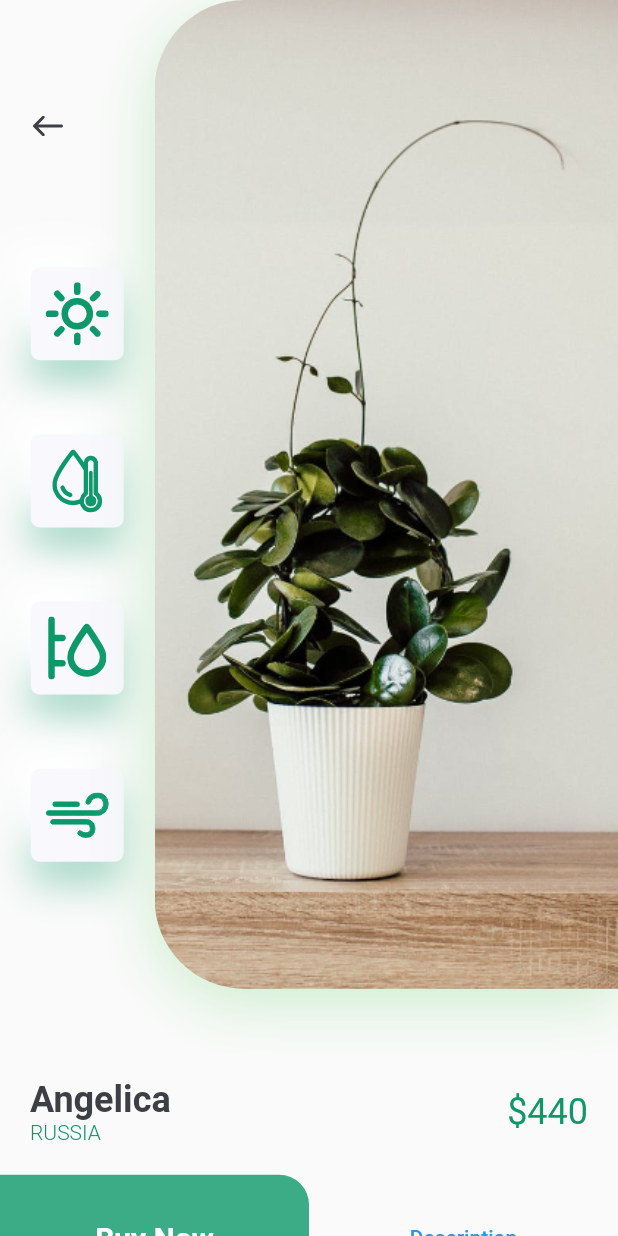
After one commit to sahil078078/plant_ui_flutter, a Flutter app: the screen it shows after launch, after a tap on an icon or button, on a phone screen of 412 x 824 dp. The commit adds this screen. Run offline on Flutter 3.47's test engine with Material 2 defaults, Android fonts, the phone set to English and light mode, and no system bars; our stand-ins replace flutter_svg.

Commit message:
second-commit

```diff
--- a/lib/constants.dart
+++ b/lib/constants.dart
@@ -1,6 +1,6 @@
 import 'package:flutter/material.dart';
 
-const kPrimaryColor = Color(0xff0c9869);
+const  kPrimaryColor = Color(0xff0c9869);
 const kTextColor = Color(0xff3c4046);
 const kBackgroundColor = Color(0xfff9f8fd);
 
--- a/lib/main.dart
+++ b/lib/main.dart
@@ -1,8 +1,15 @@
 import 'package:flutter/material.dart';
+import 'package:flutter/services.dart';
 import 'package:plant_ui_flutter/constants.dart';
 import 'package:plant_ui_flutter/screens/home/home_screen.dart';
 
 void main() {
+  SystemChrome.setSystemUIOverlayStyle(
+    const SystemUiOverlayStyle(
+      statusBarColor: Colors.transparent,
+    ),
+
+  );
   runApp(const MyApp());
 }
 
--- a/lib/screens/details/body_details-screen.dart
+++ b/lib/screens/details/body_details-screen.dart
@@ -1,10 +1,31 @@
 import 'package:flutter/material.dart';
+import 'package:plant_ui_flutter/constants.dart';
+import 'package:plant_ui_flutter/screens/details/title_and_price_cart.dart';
+import 'buy_now_btn_and_desc.dart';
+import 'image_and_icons.dart';
 
 class Body extends StatelessWidget {
   const Body({Key? key}) : super(key: key);
 
   @override
   Widget build(BuildContext context) {
-    return Container();
+    Size size = MediaQuery.of(context).size;
+    return SingleChildScrollView(
+      scrollDirection: Axis.vertical,
+      child: Column(
+        children: const [
+          ImageAndIcons(),
+          TitleAndPrice(
+            title: 'Angelica',
+            county: 'Russia',
+            price: 440,
+          ),
+          SizedBox(
+            height: kDefaultPadding,
+          ),
+          BuyNowBtnAndDesc(),
+        ],
+      ),
+    );
   }
 }
--- /dev/null
+++ b/lib/screens/details/buy_now_btn_and_desc.dart
@@ -0,0 +1,53 @@
+import 'package:flutter/material.dart';
+
+import '../../constants.dart';
+class BuyNowBtnAndDesc extends StatelessWidget {
+  const BuyNowBtnAndDesc({
+    Key? key,
+
+  }) : super(key: key);
+
+
+
+  @override
+  Widget build(BuildContext context) {
+    Size size = MediaQuery.of(context).size;
+    return Row(
+      children: [
+        SizedBox(
+          height: 84,
+          width: size.width / 2,
+          child: TextButton(
+            style: ButtonStyle(
+                shape: MaterialStateProperty.all(
+                  const RoundedRectangleBorder(
+                    borderRadius: BorderRadius.only(
+                      topRight: Radius.circular(20),
+                    ),
+                  ),
+                ),
+                backgroundColor: MaterialStateProperty.all(
+                  kPrimaryColor.withOpacity(0.8),
+                )),
+            onPressed: () {},
+            child: const Text(
+              'Buy Now',
+              style: TextStyle(
+                color: Colors.white,
+                fontWeight: FontWeight.bold,
+                fontSize: 20,
+              ),
+            ),
+          ),
+        ),
+        Expanded(
+          child: TextButton(
+            onPressed: () {},
+            child: const Text('Description'),
+          ),
+        ),
+        const SizedBox(height: kDefaultPadding*2),
+      ],
+    );
+  }
+}
--- /dev/null
+++ b/lib/screens/details/icon_card.dart
@@ -0,0 +1,33 @@
+import 'package:flutter/material.dart';
+import 'package:flutter_svg/svg.dart';
+
+import '../../constants.dart';
+class IconCard extends StatelessWidget {
+  const IconCard({Key? key, required this.icon}) : super(key: key);
+  final String icon;
+
+  @override
+  Widget build(BuildContext context) {
+    Size size = MediaQuery.of(context).size;
+    return Container(
+      margin: EdgeInsets.symmetric(vertical: size.height * 0.03),
+      padding: const EdgeInsets.all(kDefaultPadding / 2),
+      height: 62,
+      width: 62,
+      child: SvgPicture.asset(icon),
+      decoration: BoxDecoration(
+        borderRadius: BorderRadius.circular(6),
+        color: kBackgroundColor,
+        boxShadow: [
+          BoxShadow(
+            offset: const Offset(0, 15),
+            blurRadius: 22,
+            color: kPrimaryColor.withOpacity(0.35),
+          ),
+          const BoxShadow(
+              offset: Offset(-15, -15), blurRadius: 20, color: Colors.white),
+        ],
+      ),
+    );
+  }
+}
--- /dev/null
+++ b/lib/screens/details/image_and_icons.dart
@@ -0,0 +1,78 @@
+import 'package:flutter/material.dart';
+import 'package:flutter_svg/svg.dart';
+
+import '../../constants.dart';
+import 'icon_card.dart';
+class ImageAndIcons extends StatelessWidget {
+  const ImageAndIcons({
+    Key? key,
+
+  }) : super(key: key);
+
+
+
+  @override
+  Widget build(BuildContext context) {
+    Size size = MediaQuery.of(context).size;
+    return Padding(
+      padding: const EdgeInsets.only(bottom: kDefaultPadding*3),
+      child: SizedBox(
+        height: size.height * 0.80,
+        child: Row(
+          children: [
+            Expanded(
+              child: Padding(
+                padding: const EdgeInsets.symmetric(
+                    vertical: kDefaultPadding * 3.0),
+                child: Column(
+                  children: <Widget>[
+                    Align(
+                      alignment: Alignment.topLeft,
+                      child: IconButton(
+                          padding: const EdgeInsets.symmetric(
+                              horizontal: kDefaultPadding),
+                          onPressed: () {
+                            Navigator.pop(context);
+                          },
+                          icon: SvgPicture.asset(
+                              'assets/icons/back_arrow.svg')),
+                    ),
+                    const Spacer(),
+                    const IconCard(icon: 'assets/icons/sun.svg'),
+                    const IconCard(icon: 'assets/icons/icon_2.svg'),
+                    const IconCard(icon: 'assets/icons/icon_3.svg'),
+                    const IconCard(icon: 'assets/icons/icon_4.svg'),
+                  ],
+                ),
+              ),
+            ),
+            Container(
+
+              height: size.height * 0.80,
+              width: size.width * 0.75,
+              decoration: const BoxDecoration(
+                image: DecorationImage(
+                  alignment: Alignment.centerLeft,
+                  image: AssetImage('assets/images/img.png'),
+                  fit: BoxFit.cover,
+                ),
+                boxShadow: [
+                  BoxShadow(
+                    offset: Offset(0, 10),
+                    color: Color(0xffceedce),
+                    blurRadius: 35,
+                  ),
+                ],
+                borderRadius: BorderRadius.only(
+                  topLeft: Radius.circular(60),
+                  bottomLeft: Radius.circular(60),
+                ),
+              ),
+
+            ),
+          ],
+        ),
+      ),
+    );
+  }
+}
--- /dev/null
+++ b/lib/screens/details/title_and_price_cart.dart
@@ -0,0 +1,48 @@
+import 'package:flutter/material.dart';
+
+import '../../constants.dart';
+
+class TitleAndPrice extends StatelessWidget {
+  const TitleAndPrice({
+    Key? key,
+    required this.title,
+    required this.county,
+    required this.price,
+  }) : super(key: key);
+  final String title, county;
+  final int price;
+
+  @override
+  Widget build(BuildContext context) {
+    return Padding(
+      padding: const EdgeInsets.symmetric(horizontal: kDefaultPadding),
+      child: Row(
+        children: [
+          RichText(
+            text: TextSpan(
+              children: [
+                TextSpan(
+                    text: '$title\n',
+                    style: Theme.of(context).textTheme.headline5!.copyWith(
+                        fontWeight: FontWeight.bold, color: kTextColor)),
+                TextSpan(
+                    text: county.toUpperCase(),
+                    style: const TextStyle(
+                      fontWeight: FontWeight.w300,
+                      color: kPrimaryColor,
+                    )),
+              ],
+            ),
+          ),
+          const Spacer(),
+          Text(
+            '\$$price',
+            style: Theme.of(context).textTheme.headline5!.copyWith(
+              color: kPrimaryColor,
+            ),
+          ),
+        ],
+      ),
+    );
+  }
+}
--- a/lib/screens/home/components/recomamded_plant.dart
+++ b/lib/screens/home/components/recomamded_plant.dart
@@ -33,7 +33,7 @@ class RecommedsdPlant extends StatelessWidget {
             image: 'assets/images/image_2.png',
             title: 'Angelica',
             price: 450,
-            country: 'russia',
+            country: 'usa',
             press: () {
               Navigator.push(
                 context,
@@ -47,7 +47,7 @@ class RecommedsdPlant extends StatelessWidget {
             image: 'assets/images/image_3.png',
             title: 'Samantha',
             price: 430,
-            country: 'russia',
+            country: 'india',
             press: () {
               Navigator.push(
                 context,
```
